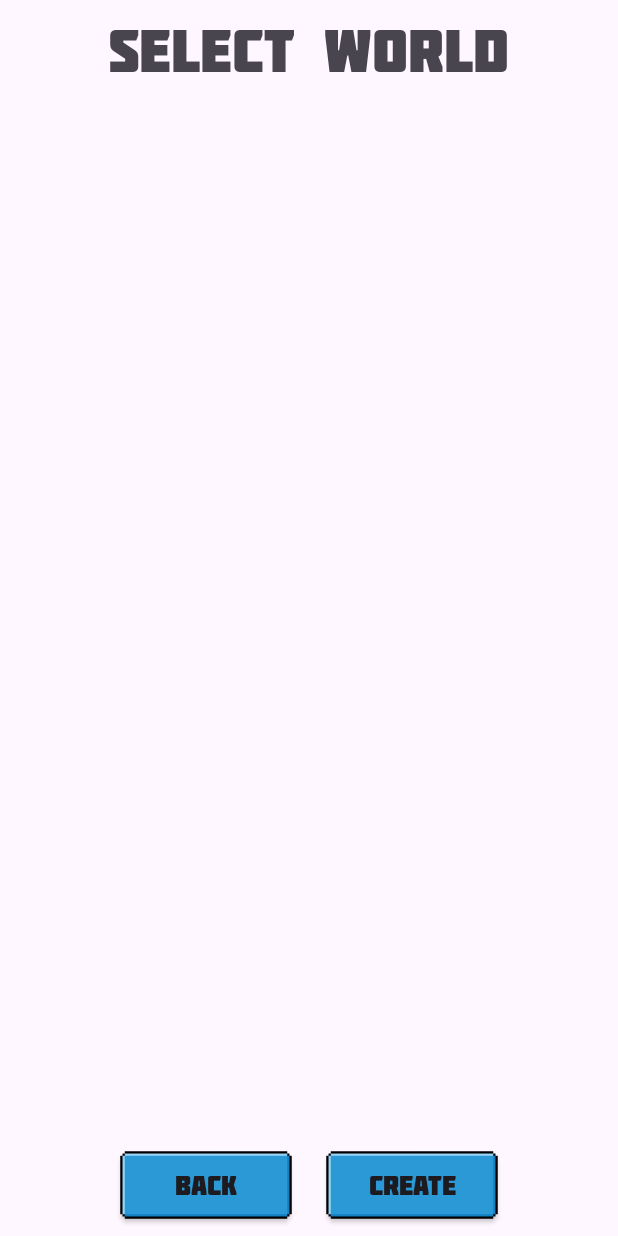
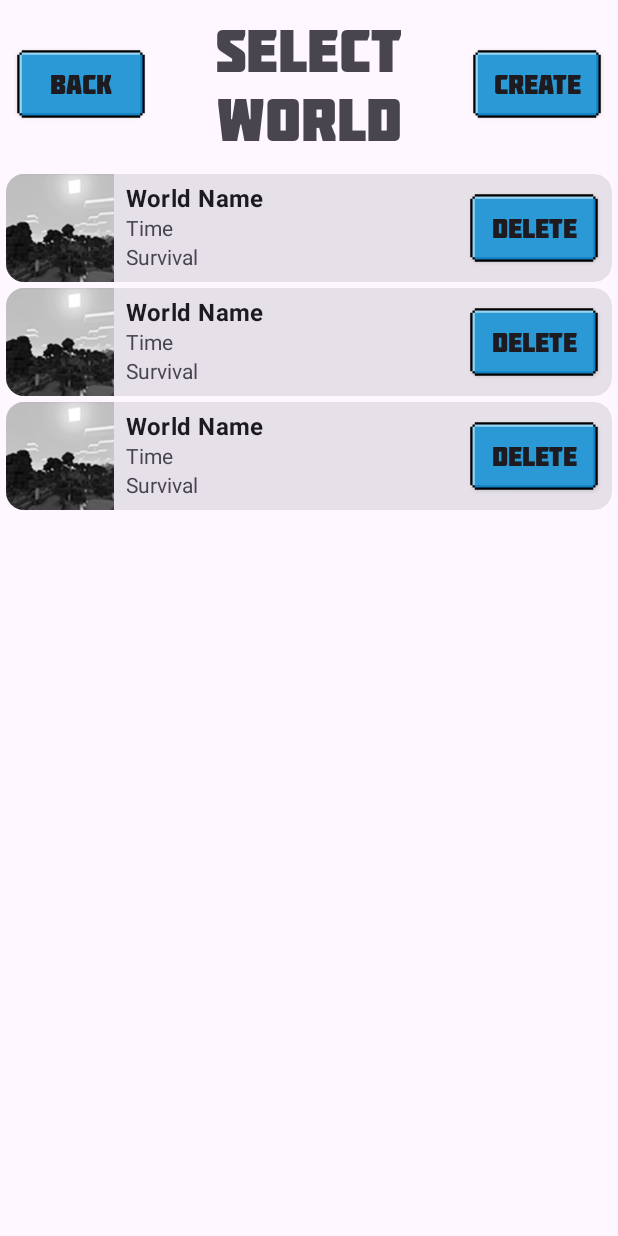
Before and after one commit to timscriptov/WorldCraft, an Android app: the layout singleplayer.xml on its own in the app's theme, with its tools: preview values and no code run, on a phone screen of 412 x 824 dp. Run offline under Robolectric (Android 15) with nearby library versions, the phone set to English and light mode, and no system bars.

Commit message:
New world list

```diff
--- a/app/src/main/AndroidManifest.xml
+++ b/app/src/main/AndroidManifest.xml
@@ -43,7 +43,7 @@
             android:label="@string/app_name"
             android:screenOrientation="landscape"/>
         <activity
-            android:name="com.solverlabs.worldcraft.activity.SingleplayerActivity"
+            android:name="com.solverlabs.worldcraft.activity.SinglePlayerActivity"
             android:label="@string/title_activity_singleplayer"
             android:screenOrientation="landscape" />
         <activity
--- a/app/src/main/java/com/solverlabs/droid/rugl/GameView.java
+++ b/app/src/main/java/com/solverlabs/droid/rugl/GameView.java
@@ -12,7 +12,7 @@ import javax.microedition.khronos.egl.EGL10;
 import javax.microedition.khronos.egl.EGLConfig;
 
 @SuppressLint("ViewConstructor")
-final class GameView extends GLSurfaceView {
+public final class GameView extends GLSurfaceView {
     /**
      * The game
      */
--- a/app/src/main/java/com/solverlabs/worldcraft/activity/MainMenuActivity.java
+++ b/app/src/main/java/com/solverlabs/worldcraft/activity/MainMenuActivity.java
@@ -70,7 +70,7 @@ public class MainMenuActivity extends CommonActivity {
         Button multiplayerButton = findViewById(R.id.multiplayerButton);
         Button optionButton = findViewById(R.id.optionButton);
         singleButton.setOnClickListener(v -> {
-            Intent intent = new Intent(MainMenuActivity.this, SingleplayerActivity.class);
+            Intent intent = new Intent(MainMenuActivity.this, SinglePlayerActivity.class);
             startActivity(intent);
         });
         multiplayerButton.setOnClickListener(v -> {
--- a/app/src/main/java/com/solverlabs/worldcraft/activity/NewGameSingleplayerActivity.java
+++ b/app/src/main/java/com/solverlabs/worldcraft/activity/NewGameSingleplayerActivity.java
@@ -50,8 +50,8 @@ public class NewGameSingleplayerActivity extends CommonActivity {
 
     public void finishActivityAndCloseParent() {
         Intent returnIntent = new Intent();
-        returnIntent.putExtra(SingleplayerActivity.SHOULD_FINISH, true);
-        setResult(-1, returnIntent);
+        returnIntent.putExtra(SinglePlayerActivity.SHOULD_FINISH, true);
+        setResult(RESULT_OK, returnIntent);
         finish();
     }
 
--- a/app/src/main/java/com/solverlabs/worldcraft/ui/EntryAdapter.java
+++ b/app/src/main/java/com/solverlabs/worldcraft/ui/EntryAdapter.java
@@ -36,7 +36,7 @@ public class EntryAdapter extends ArrayAdapter<OptionItem> {
             v.setOnClickListener(null);
             v.setOnLongClickListener(null);
             v.setLongClickable(false);
-            TextView sectionView = v.findViewById(R.id.list_item_section_text);
+            TextView sectionView = v.findViewById(R.id.title);
             sectionView.setText(si.getTitle());
             return v;
         }
--- /dev/null
+++ b/app/src/main/res/layout/item_world_list.xml
@@ -0,0 +1,71 @@
+<?xml version="1.0" encoding="utf-8"?>
+<com.google.android.material.card.MaterialCardView xmlns:android="http://schemas.android.com/apk/res/android"
+    xmlns:app="http://schemas.android.com/apk/res-auto"
+    xmlns:tools="http://schemas.android.com/tools"
+    style="@style/Widget.Material3.CardView.Filled"
+    android:layout_width="match_parent"
+    android:layout_height="wrap_content"
+    android:layout_marginStart="4dp"
+    android:layout_marginTop="4dp"
+    android:layout_marginEnd="4dp"
+    app:strokeColor="@android:color/transparent"
+    app:strokeWidth="1dp">
+
+    <LinearLayout
+        android:id="@+id/main_menu_container"
+        android:layout_width="match_parent"
+        android:layout_height="72dp"
+        android:gravity="center"
+        android:orientation="horizontal">
+
+        <ImageView
+            android:id="@+id/menu_icon"
+            android:layout_width="72dp"
+            android:layout_height="72dp"
+            android:scaleType="centerCrop"
+            tools:src="@drawable/world_survival"/>
+
+        <LinearLayout
+            android:layout_marginStart="8dp"
+            android:layout_marginEnd="8dp"
+            android:layout_width="match_parent"
+            android:layout_height="wrap_content"
+            android:layout_weight="1"
+            android:orientation="vertical">
+
+            <TextView
+                android:id="@+id/world_name"
+                android:layout_width="wrap_content"
+                android:layout_height="wrap_content"
+                android:includeFontPadding="false"
+                android:textAppearance="@style/TextAppearance.MaterialComponents.Body2"
+                android:textSize="16sp"
+                android:textStyle="bold"
+                tools:text="World Name" />
+
+            <TextView
+                android:id="@+id/game_time"
+                android:layout_width="wrap_content"
+                android:layout_height="wrap_content"
+                tools:text="Time" />
+
+            <TextView
+                android:id="@+id/game_mode"
+                android:layout_width="wrap_content"
+                android:layout_height="wrap_content"
+                tools:text="Survival" />
+
+        </LinearLayout>
+
+        <com.solverlabs.worldcraft.dialog.component.MolotButton
+            android:id="@+id/delete_world"
+            android:layout_width="wrap_content"
+            android:layout_height="wrap_content"
+            android:layout_marginEnd="8dp"
+            android:background="@drawable/ic_button_selector"
+            android:text="@string/delete"
+            android:textSize="@dimen/main_menu_button_text_size" />
+
+    </LinearLayout>
+
+</com.google.android.material.card.MaterialCardView>
--- a/app/src/main/res/layout/list_item_section.xml
+++ b/app/src/main/res/layout/list_item_section.xml
@@ -4,8 +4,8 @@
     android:layout_height="wrap_content"
     android:orientation="vertical">
 
-    <include
-        android:id="@+id/list_item_section_text"
-        layout="@android:layout/preference_category" />
+    <TextView
+        style="?android:attr/listSeparatorTextViewStyle"
+        android:id="@+id/title" />
 
 </LinearLayout>
--- a/app/src/main/res/layout/singleplayer.xml
+++ b/app/src/main/res/layout/singleplayer.xml
@@ -1,88 +1,56 @@
 <?xml version="1.0" encoding="utf-8"?>
 <RelativeLayout xmlns:android="http://schemas.android.com/apk/res/android"
+    xmlns:app="http://schemas.android.com/apk/res-auto"
+    xmlns:tools="http://schemas.android.com/tools"
     android:layout_width="match_parent"
     android:layout_height="match_parent"
     android:layout_gravity="center_vertical">
 
-    <RelativeLayout
+    <LinearLayout
         android:id="@+id/title_bar"
         android:layout_width="match_parent"
         android:layout_height="wrap_content"
-        android:gravity="bottom|center_horizontal">
+        android:gravity="center"
+        android:orientation="horizontal">
 
-        <com.solverlabs.worldcraft.dialog.component.MolotTextView
+        <com.solverlabs.worldcraft.dialog.component.MolotButton
+            android:id="@+id/back_button"
             android:layout_width="wrap_content"
             android:layout_height="wrap_content"
             android:layout_margin="@dimen/main_menu_margin"
-            android:text="@string/select_world"
-            android:textSize="@dimen/title_text_size" />
-
-    </RelativeLayout>
-
-    <LinearLayout
-        android:id="@+id/button_bar"
-        android:layout_width="match_parent"
-        android:layout_height="wrap_content"
-        android:layout_alignParentBottom="true"
-        android:baselineAligned="false"
-        android:orientation="horizontal"
-        android:weightSum="6">
-
-        <LinearLayout
-            android:layout_width="0dp"
-            android:layout_height="match_parent"
-            android:layout_weight="1" />
-
-        <LinearLayout
-            android:layout_width="0dp"
-            android:layout_height="match_parent"
-            android:layout_weight="4"
-            android:orientation="horizontal"
-            android:weightSum="2">
-
-            <com.solverlabs.worldcraft.dialog.component.MolotButton
-                android:id="@+id/back_button"
-                android:layout_width="0dp"
-                android:layout_height="wrap_content"
-                android:layout_margin="@dimen/main_menu_margin"
-                android:layout_weight="1"
             android:background="@drawable/ic_button_selector"
             android:text="@string/back"
             android:textSize="@dimen/main_menu_button_text_size" />
 
+        <com.solverlabs.worldcraft.dialog.component.MolotTextView
+            android:layout_width="0dp"
+            android:layout_height="wrap_content"
+            android:layout_marginStart="@dimen/main_menu_margin"
+            android:layout_marginTop="@dimen/main_menu_margin"
+            android:layout_marginEnd="@dimen/main_menu_margin"
+            android:layout_marginBottom="@dimen/main_menu_margin"
+            android:layout_weight="1"
+            android:gravity="center"
+            android:text="@string/select_world"
+            android:textSize="@dimen/title_text_size" />
+
         <com.solverlabs.worldcraft.dialog.component.MolotButton
             android:id="@+id/create_button"
-                android:layout_width="0dp"
+            android:layout_width="wrap_content"
             android:layout_height="wrap_content"
             android:layout_margin="@dimen/main_menu_margin"
-                android:layout_weight="1"
             android:background="@drawable/ic_button_selector"
             android:text="@string/create"
             android:textSize="@dimen/main_menu_button_text_size" />
 
     </LinearLayout>
 
-        <LinearLayout
-            android:layout_width="0dp"
-            android:layout_height="match_parent"
-            android:layout_weight="1" />
-
-    </LinearLayout>
-
-    <ImageView
-        android:id="@+id/loading_spinner"
-        android:layout_width="wrap_content"
-        android:layout_height="wrap_content"
-        android:layout_above="@+id/button_bar"
-        android:layout_below="@+id/title_bar"
-        android:layout_centerInParent="true"
-        android:visibility="gone" />
-
-    <com.solverlabs.worldcraft.dialog.tools.ui.SwipeView
-        android:id="@+id/level_swipe"
+    <androidx.recyclerview.widget.RecyclerView
+        android:id="@+id/recycler_view"
         android:layout_width="match_parent"
         android:layout_height="match_parent"
-        android:layout_above="@+id/button_bar"
-        android:layout_below="@+id/title_bar" />
+        android:layout_below="@+id/title_bar"
+        app:layoutManager="androidx.recyclerview.widget.GridLayoutManager"
+        tools:listitem="@layout/item_world_list" />
 
 </RelativeLayout>
```
Also changed, not shown: app/build.gradle (+11 -3 lines), app/src/main/java/com/solverlabs/worldcraft/activity/RemoveMapListener.java (added, +7 -0 lines), app/src/main/java/com/solverlabs/worldcraft/activity/SinglePlayerActivity.kt (added, +127 -0 lines), app/src/main/java/com/solverlabs/worldcraft/activity/SingleplayerActivity.java (deleted, +0 -206 lines), app/src/main/java/com/solverlabs/worldcraft/adapters/WorldListAdapter.kt (added, +108 -0 lines). Lines whose indentation alone changed are shown as unchanged.
